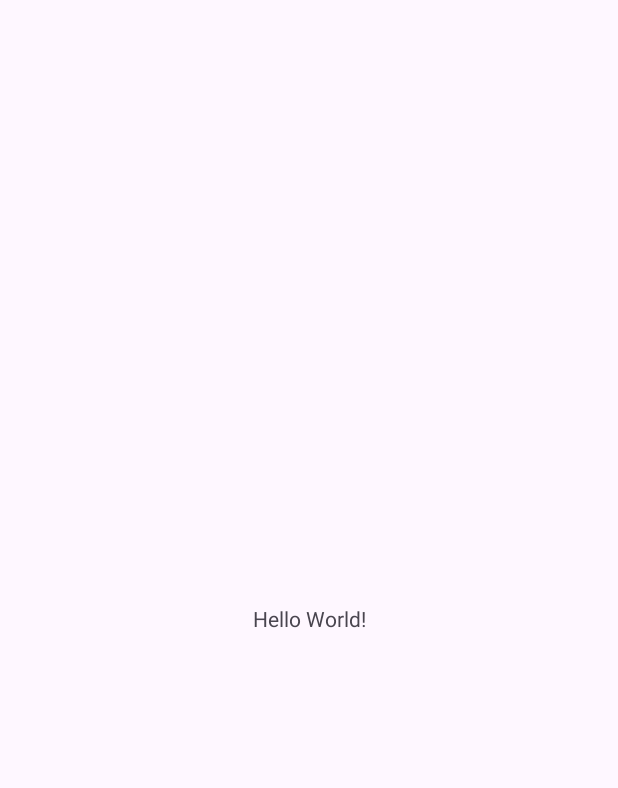
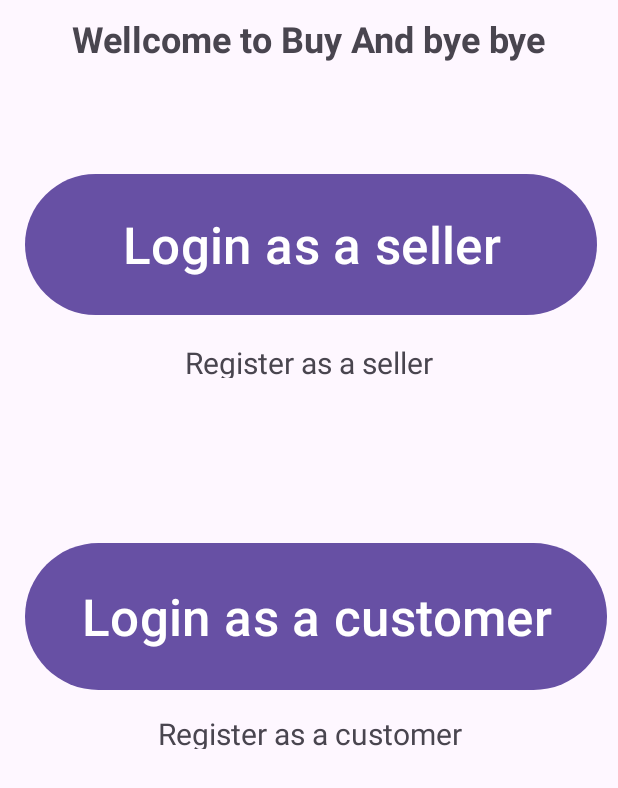
Before and after one commit to Sari-Saif/Buy-bye-bye, an Android app: the screen it shows after launch (MainActivity), on a phone screen of 412 x 824 dp. Before the commit the part shown is almost empty. Shown: the top 788 px of the screen. Run offline under Robolectric (Android 15) with nearby library versions, the phone set to English and light mode, and no system bars.

Commit message:
create the frontend of the home page of the App

```diff
--- a/app/src/main/res/layout/activity_main.xml
+++ b/app/src/main/res/layout/activity_main.xml
@@ -9,10 +9,67 @@
     <TextView
         android:layout_width="wrap_content"
         android:layout_height="wrap_content"
-        android:text="Hello World!"
+        android:text="@string/Header_mainActivity"
+        android:textSize="24sp"
+        android:textStyle="bold"
+        app:layout_constraintBottom_toTopOf="@+id/button2"
+        app:layout_constraintEnd_toEndOf="parent"
+        app:layout_constraintHorizontal_bias="0.502"
+        app:layout_constraintStart_toStartOf="parent"
+        app:layout_constraintTop_toTopOf="parent"
+        app:layout_constraintVertical_bias="0.117" />
+
+    <Button
+        android:id="@+id/button"
+        android:layout_width="388dp"
+        android:layout_height="106dp"
+        android:text="Login as a customer"
+        android:textSize="34sp"
+        app:layout_constraintBottom_toBottomOf="parent"
+        app:layout_constraintEnd_toEndOf="parent"
+        app:layout_constraintHorizontal_bias="0.695"
+        app:layout_constraintStart_toStartOf="parent"
+        app:layout_constraintTop_toTopOf="parent"
+        app:layout_constraintVertical_bias="0.499" />
+
+    <Button
+        android:id="@+id/button2"
+        android:layout_width="381dp"
+        android:layout_height="102dp"
+        android:text="Login as a seller"
+        android:textSize="34sp"
+        app:layout_constraintBottom_toBottomOf="parent"
+        app:layout_constraintEnd_toEndOf="parent"
+        app:layout_constraintHorizontal_bias="0.533"
+        app:layout_constraintStart_toStartOf="parent"
+        app:layout_constraintTop_toTopOf="parent"
+        app:layout_constraintVertical_bias="0.155" />
+
+    <TextView
+        android:id="@+id/textView1"
+        android:layout_width="299dp"
+        android:layout_height="24dp"
+        android:text="Register as a seller"
+        android:textAlignment="center"
+        android:textSize="20sp"
+        app:layout_constraintBottom_toTopOf="@+id/button"
+        app:layout_constraintEnd_toEndOf="parent"
+        app:layout_constraintStart_toStartOf="parent"
+        app:layout_constraintTop_toBottomOf="@+id/button2"
+        app:layout_constraintVertical_bias="0.118" />
+
+    <TextView
+        android:id="@+id/textView2"
+        android:layout_width="299dp"
+        android:layout_height="24dp"
+        android:layout_marginTop="11dp"
+        android:text="Register as a customer"
+        android:textAlignment="center"
+        android:textSize="20sp"
         app:layout_constraintBottom_toBottomOf="parent"
         app:layout_constraintEnd_toEndOf="parent"
         app:layout_constraintStart_toStartOf="parent"
-        app:layout_constraintTop_toTopOf="parent" />
+        app:layout_constraintTop_toBottomOf="@+id/button"
+        app:layout_constraintVertical_bias="0.0" />
 
 </androidx.constraintlayout.widget.ConstraintLayout>
--- a/app/src/main/res/values/strings.xml
+++ b/app/src/main/res/values/strings.xml
@@ -1,3 +1,4 @@
 <resources>
     <string name="app_name">buy_bye_bye_app</string>
+    <string name="Header_mainActivity">Wellcome to Buy And bye bye</string>
 </resources>
```
